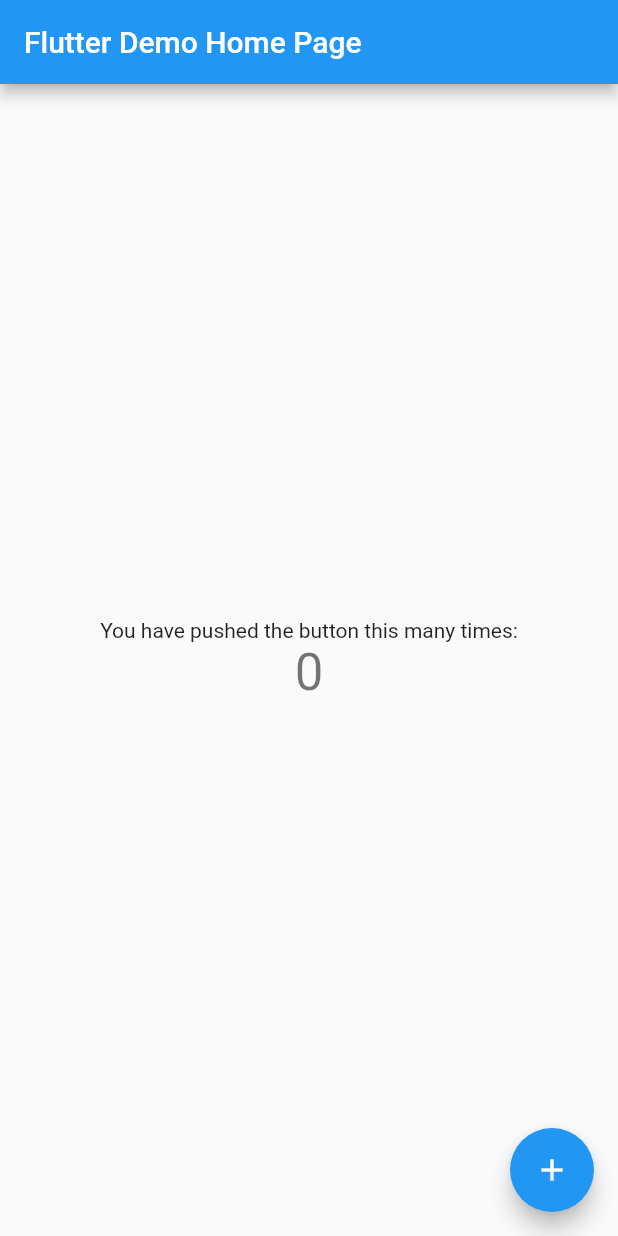
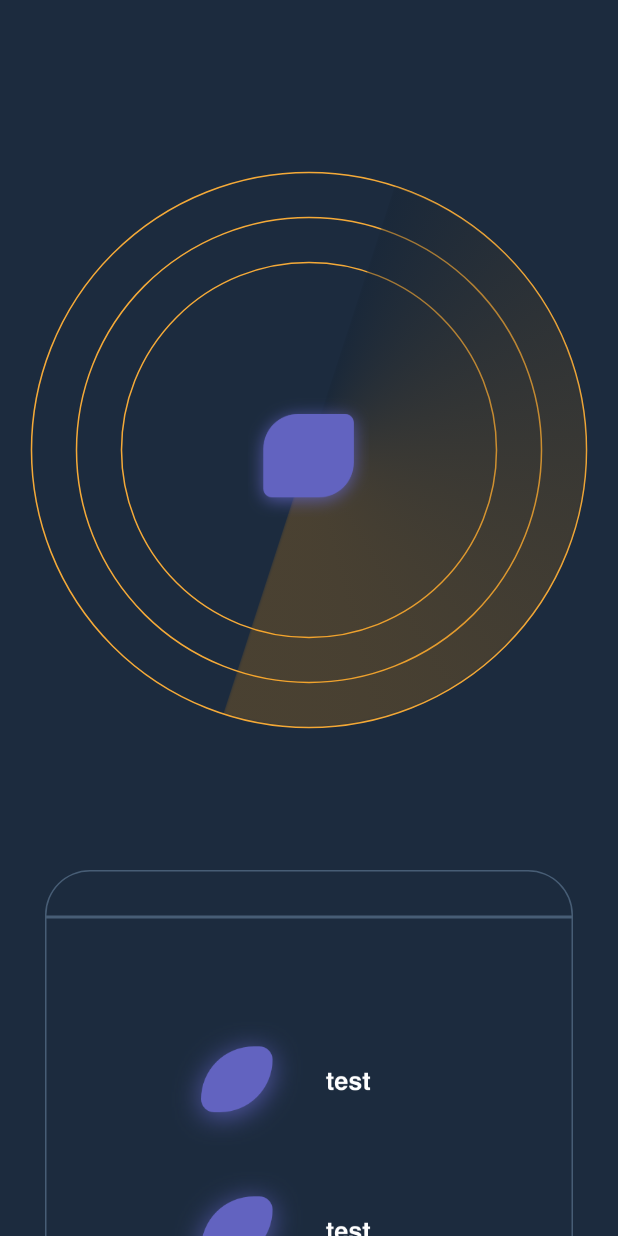
Before and after one commit to devanandp/sostronk_radar, a Flutter app: the screen it shows after launch, on a phone screen of 412 x 824 dp. Run offline on Flutter 3.47's test engine with Material 2 defaults, Android fonts, the phone set to English and light mode, and no system bars.

Commit message:
Commit_2 : Radar Animation Completed and Test logo list added

```diff
--- /dev/null
+++ b/lib/app.dart
@@ -0,0 +1,12 @@
+import 'package:sostronk_radar/sostronk_radar_app.dart';
+
+///App kickstarting file which helps in loading the main UI screen to be loaded first. Have instances of Providers
+///declaration and initialization also which serves a global declaration across the project
+class SoStronkRadarAnimationApp extends StatelessWidget {
+  @override
+  Widget build(BuildContext context) {
+    return MaterialApp(
+      home: HomeScreen(),
+    );
+  }
+}
--- /dev/null
+++ b/lib/common/images.dart
@@ -0,0 +1,11 @@
+///Defined the images to be used across the application as constant values in a Singleton Instance
+class AllImages {
+  AllImages._();
+
+  static final AllImages _instance = AllImages._();
+
+  factory AllImages() => _instance;
+
+  String centreLogo = 'assets/images/centre_logo.png';
+  String testOvalWithLogo = 'assets/images/test_oval_with_logo.png';
+}
--- /dev/null
+++ b/lib/common/size_config.dart
@@ -0,0 +1,94 @@
+import 'package:flutter/material.dart';
+
+///SizeConfig calculations based on the MediaQuery calculating the device configurations. It helps
+///in rendering the widget sized adjusted accordingly for different screen sized devices
+class SizeConfig {
+  SizeConfig._();
+
+  static final SizeConfig _instance = SizeConfig._();
+
+  factory SizeConfig() => _instance;
+  MediaQueryData _mediaQueryData = MediaQueryData();
+  double screenWidth = 0.0;
+  double screenHeight = 0.0;
+  double blockSizeHorizontal = 0.0;
+  double blockSizeVertical = 0.0;
+
+  double _safeAreaHorizontal = 0.0;
+  double _safeAreaVertical = 0.0;
+  double safeBlockHorizontal = 0.0;
+  double safeBlockVertical = 0.0;
+
+  double profileDrawerWidth = 0.0;
+  double refHeight = 0.0;
+  double refWidth = 0.0;
+
+  void init(BuildContext context) {
+    _mediaQueryData = MediaQuery.of(context);
+    screenWidth = _mediaQueryData.size.width;
+    screenHeight = _mediaQueryData.size.height;
+    refHeight = 1840;
+    refWidth = 414;
+
+    // print("height is::: $screenHeight");
+
+    if (screenHeight < 1200) {
+      blockSizeHorizontal = screenWidth / 100;
+      blockSizeVertical = screenHeight / 100;
+
+      _safeAreaHorizontal =
+          _mediaQueryData.padding.left + _mediaQueryData.padding.right;
+      _safeAreaVertical =
+          _mediaQueryData.padding.top + _mediaQueryData.padding.bottom;
+      safeBlockHorizontal = (screenWidth - _safeAreaHorizontal) / 100;
+      safeBlockVertical = (screenHeight - _safeAreaVertical) / 100;
+    } else {
+      blockSizeHorizontal = screenWidth / 120;
+      blockSizeVertical = screenHeight / 120;
+
+      _safeAreaHorizontal =
+          _mediaQueryData.padding.left + _mediaQueryData.padding.right;
+      _safeAreaVertical =
+          _mediaQueryData.padding.top + _mediaQueryData.padding.bottom;
+      safeBlockHorizontal = (screenWidth - _safeAreaHorizontal) / 120;
+      safeBlockVertical = (screenHeight - _safeAreaVertical) / 120;
+    }
+  }
+
+  double getWidthRatio(double val) {
+    var res = (val / refWidth) * 100;
+    var temp = res * blockSizeHorizontal;
+    // print("width$temp");
+
+    return temp;
+  }
+
+  double getHeightRatio(double val) {
+    var res = (val / refHeight) * 100;
+    var temp = res * blockSizeVertical;
+    return temp;
+  }
+
+  double getFontRatio(double val) {
+    var res = (val / refWidth) * 100;
+    var temp = 0.0;
+    if (screenWidth < screenHeight) {
+      temp = res * safeBlockHorizontal;
+    } else {
+      temp = res * safeBlockVertical;
+    }
+    // print('$val,$temp,$refHeight,$refWidth');
+    return temp;
+  }
+}
+
+extension SizeUtils on num {
+  double get toWidth => SizeConfig().getWidthRatio(toDouble());
+
+  double get toHeight => SizeConfig().getHeightRatio(toDouble());
+
+  double get toHeightClamped =>
+      SizeConfig().getHeightRatio(toDouble()).clamp(toDouble(), toDouble() * 2);
+
+  double get toFont => SizeConfig().getFontRatio(toDouble());
+}
--- a/lib/main.dart
+++ b/lib/main.dart
@@ -1,4 +1,4 @@
-import 'package:flutter/material.dart';
+import 'package:sostronk_radar/sostronk_radar_app.dart';
 
 void main() {
   runApp(MyApp());
@@ -9,105 +9,7 @@
   @override
   Widget build(BuildContext context) {
     return MaterialApp(
-      title: 'Flutter Demo',
-      theme: ThemeData(
-        // This is the theme of your application.
-        //
-        // Try running your application with "flutter run". You'll see the
-        // application has a blue toolbar. Then, without quitting the app, try
-        // changing the primarySwatch below to Colors.green and then invoke
-        // "hot reload" (press "r" in the console where you ran "flutter run",
-        // or simply save your changes to "hot reload" in a Flutter IDE).
-        // Notice that the counter didn't reset back to zero; the application
-        // is not restarted.
-        primarySwatch: Colors.blue,
-      ),
-      home: MyHomePage(title: 'Flutter Demo Home Page'),
+      home: SoStronkRadarAnimationApp(),
     );
   }
 }
-
-class MyHomePage extends StatefulWidget {
-  MyHomePage({Key? key, required this.title}) : super(key: key);
-
-  // This widget is the home page of your application. It is stateful, meaning
-  // that it has a State object (defined below) that contains fields that affect
-  // how it looks.
-
-  // This class is the configuration for the state. It holds the values (in this
-  // case the title) provided by the parent (in this case the App widget) and
-  // used by the build method of the State. Fields in a Widget subclass are
-  // always marked "final".
-
-  final String title;
-
-  @override
-  _MyHomePageState createState() => _MyHomePageState();
-}
-
-class _MyHomePageState extends State<MyHomePage> {
-  int _counter = 0;
-
-  void _incrementCounter() {
-    setState(() {
-      // This call to setState tells the Flutter framework that something has
-      // changed in this State, which causes it to rerun the build method below
-      // so that the display can reflect the updated values. If we changed
-      // _counter without calling setState(), then the build method would not be
-      // called again, and so nothing would appear to happen.
-      _counter++;
-    });
-  }
-
-  @override
-  Widget build(BuildContext context) {
-    // This method is rerun every time setState is called, for instance as done
-    // by the _incrementCounter method above.
-    //
-    // The Flutter framework has been optimized to make rerunning build methods
-    // fast, so that you can just rebuild anything that needs updating rather
-    // than having to individually change instances of widgets.
-    return Scaffold(
-      appBar: AppBar(
-        // Here we take the value from the MyHomePage object that was created by
-        // the App.build method, and use it to set our appbar title.
-        title: Text(widget.title),
-      ),
-      body: Center(
-        // Center is a layout widget. It takes a single child and positions it
-        // in the middle of the parent.
-        child: Column(
-          // Column is also a layout widget. It takes a list of children and
-          // arranges them vertically. By default, it sizes itself to fit its
-          // children horizontally, and tries to be as tall as its parent.
-          //
-          // Invoke "debug painting" (press "p" in the console, choose the
-          // "Toggle Debug Paint" action from the Flutter Inspector in Android
-          // Studio, or the "Toggle Debug Paint" command in Visual Studio Code)
-          // to see the wireframe for each widget.
-          //
-          // Column has various properties to control how it sizes itself and
-          // how it positions its children. Here we use mainAxisAlignment to
-          // center the children vertically; the main axis here is the vertical
-          // axis because Columns are vertical (the cross axis would be
-          // horizontal).
-          mainAxisAlignment: MainAxisAlignment.center,
-          children: <Widget>[
-            Text(
-              'You have pushed the button this many times:',
-            ),
-            Text(
-              '$_counter',
-              style: Theme.of(context).textTheme.headline4,
-            ),
-          ],
-        ),
-      ),
-      floatingActionButton: FloatingActionButton(
-        onPressed: _incrementCounter,
-        tooltip: 'Increment',
-        child: Icon(Icons.add),
-      ), // This trailing comma makes auto-formatting nicer for build methods.
-    );
-  }
-}
--- /dev/null
+++ b/lib/views/ui/homescreen.dart
@@ -0,0 +1,110 @@
+import 'package:flutter/gestures.dart';
+import 'package:sostronk_radar/sostronk_radar_app.dart';
+
+/// This is the stateless widget that the main application instantiates for homescreen.
+class HomeScreen extends StatelessWidget {
+  @override
+  Widget build(BuildContext context) {
+    SizeConfig sizeConfig = new SizeConfig();
+    sizeConfig.init(context);
+    return Scaffold(
+        backgroundColor: Color.fromRGBO(28, 43, 62, 1),
+        body: SafeArea(
+          child: SingleChildScrollView(
+            dragStartBehavior: DragStartBehavior.start,
+            physics: BouncingScrollPhysics(),
+            child: Container(
+              width: MediaQuery.of(context).size.width / 0.4,
+              padding: EdgeInsets.only(top: 200),
+              child: Column(
+                mainAxisAlignment: MainAxisAlignment.start,
+                crossAxisAlignment: CrossAxisAlignment.center,
+                children: [
+                  Container(
+                    height: 200,
+                    width: MediaQuery.of(context).size.width,
+                    child: Stack(
+                      children: [
+                        Positioned.fill(
+                          left: 10,
+                          right: 10,
+                          child: Center(
+                            child: Stack(children: [
+                              Positioned.fill(
+                                child: RadarView(),
+                              ),
+                              centreLogo(),
+                            ]),
+                          ),
+                        )
+                      ],
+                    ),
+                  ),
+                  SizedBox(height: 150),
+                  listOfTestWidgets()
+                ],
+              ),
+            ),
+          ),
+        ));
+  }
+
+  Widget listOfTestWidgets() {
+    return Padding(
+      padding: const EdgeInsets.all(30.0),
+      child: Column(
+        children: [
+          Container(
+            padding: EdgeInsets.only(top: 60, left: 20, right: 20),
+            height: 70.toHeight,
+            decoration: BoxDecoration(
+                border: Border.all(
+                  color: Color.fromRGBO(71, 93, 117, 1),
+                ),
+                borderRadius: BorderRadius.only(
+                    topLeft: Radius.circular(30),
+                    topRight: Radius.circular(30))),
+          ),
+          Container(
+            width: 400,
+            padding: EdgeInsets.only(top: 60, left: 20, right: 20),
+            decoration: BoxDecoration(
+                border: Border.all(
+                  color: Color.fromRGBO(71, 93, 117, 1),
+                ),
+                borderRadius: BorderRadius.only(
+                    bottomLeft: Radius.circular(30),
+                    bottomRight: Radius.circular(30))),
+            child: testOvalLogo(),
+          ),
+        ],
+      ),
+    );
+  }
+
+  Widget centreLogo() {
+    return Positioned(
+      child: Center(
+        child: Image.asset(
+          AllImages().centreLogo,
+          height: 1000.0.toHeight,
+          width: 1000.0.toHeight,
+        ),
+      ),
+    );
+  }
+
+  Widget testOvalLogo() {
+    return Column(
+      children: [
+        for (int i = 0; i <= 5; i++)
+          Container(
+            height: 100,
+            width: 200,
+            child: Image.asset(AllImages().testOvalWithLogo),
+            alignment: Alignment.centerLeft,
+          ),
+      ],
+    );
+  }
+}
--- /dev/null
+++ b/lib/views/ui/radar/radar_painter.dart
@@ -0,0 +1,62 @@
+import 'package:sostronk_radar/sostronk_radar_app.dart';
+import 'dart:ui' as ui;
+
+class RadarPainter extends CustomPainter {
+  final double angle;
+
+  Paint _bgPaint = Paint()
+    ..color = Color.fromRGBO(245, 170, 56, 1)
+    ..strokeWidth = 1
+    ..style = PaintingStyle.stroke;
+
+  Paint _paint = Paint()
+    ..color = Color.fromRGBO(245, 170, 56, 1).withOpacity(0.4)
+    ..maskFilter = MaskFilter.blur(BlurStyle.inner, 1.0)
+    ..style = PaintingStyle.fill;
+
+  RadarPainter(this.angle);
+
+  @override
+  void paint(Canvas canvas, Size size) {
+    var radius = min(size.width / 2, size.height / 2);
+
+    canvas.drawCircle(Offset(size.width / 2, size.height / 2), 185, _bgPaint);
+
+    canvas.drawCircle(Offset(size.width / 2, size.height / 2), 155, _bgPaint);
+
+    canvas.drawCircle(Offset(size.width / 2, size.height / 2), 125, _bgPaint);
+
+    _paint.shader = ui.Gradient.sweep(
+        Offset(size.width / 2, size.height / 2),
+        [
+          Color.fromRGBO(23, 36, 51, 1).withOpacity(1),
+          Colors.orange.withOpacity(.5)
+        ],
+        [.0, 1.0],
+        TileMode.mirror,
+        .0,
+        pi);
+
+    canvas.save();
+    double r = sqrt(pow(size.width, 2) + pow(size.height, 2));
+    double startAngle = atan(size.height / size.width);
+    Point p0 = Point(r * cos(startAngle), r * sin(startAngle));
+    Point px = Point(r * cos(angle + startAngle), r * sin(angle + startAngle));
+    canvas.translate((p0.x - px.x) / 2, (p0.y - px.y) / 2);
+    canvas.rotate(angle);
+
+    canvas.drawArc(
+        Rect.fromCircle(
+            center: Offset(size.width / 2, size.height / 2), radius: 185),
+        0,
+        pi,
+        true,
+        _paint);
+    canvas.restore();
+  }
+
+  @override
+  bool shouldRepaint(CustomPainter oldDelegate) {
+    return true;
+  }
+}
--- /dev/null
+++ b/lib/views/ui/radar/radar_view.dart
@@ -0,0 +1,39 @@
+import 'package:sostronk_radar/sostronk_radar_app.dart';
+
+class RadarView extends StatefulWidget {
+  @override
+  _RadarViewState createState() => _RadarViewState();
+}
+
+class _RadarViewState extends State<RadarView>
+    with SingleTickerProviderStateMixin {
+  late AnimationController _controller;
+  late Animation<double> _animation;
+
+  @override
+  void initState() {
+    _controller =
+        AnimationController(vsync: this, duration: Duration(seconds: 1));
+    _animation = Tween(begin: .0, end: pi * 2).animate(_controller);
+    _controller.repeat(period: Duration(seconds: 1));
+    super.initState();
+  }
+
+  @override
+  void dispose() {
+    _controller.dispose();
+    super.dispose();
+  }
+
+  @override
+  Widget build(BuildContext context) {
+    return AnimatedBuilder(
+      animation: _animation,
+      builder: (context, child) {
+        return CustomPaint(
+          painter: RadarPainter(_animation.value),
+        );
+      },
+    );
+  }
+}
--- a/pubspec.yaml
+++ b/pubspec.yaml
@@ -24,7 +24,6 @@
   flutter:
     sdk: flutter
 
-
   # The following adds the Cupertino Icons font to your application.
   # Use with the CupertinoIcons class for iOS style icons.
   cupertino_icons: ^1.0.2
@@ -45,8 +44,8 @@
   uses-material-design: true
 
   # To add assets to your application, add an assets section, like this:
-  # assets:
-  #   - images/a_dot_burr.jpeg
+  assets:
+    - assets/images/
   #   - images/a_dot_ham.jpeg
 
   # An image asset can refer to one or more resolution-specific "variants", see
```
Also changed, not shown: lib/sostronk_radar_app.dart (added, +11 -0 lines), assets/images/centre_logo.png (added), assets/images/test_oval_with_logo.png (added).
